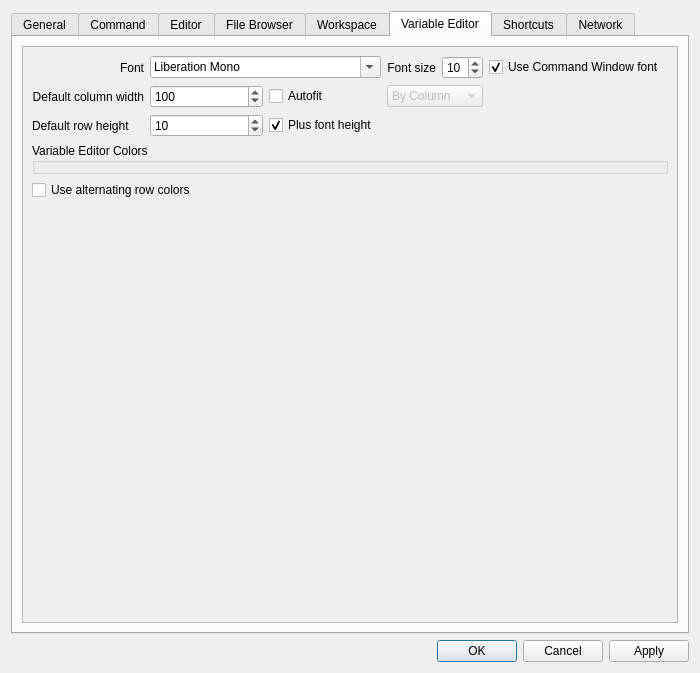
This is libgui/src/settings-dialog.ui in ctaggart/octave as Qt 5 draws it before an edit. The edited form follows.
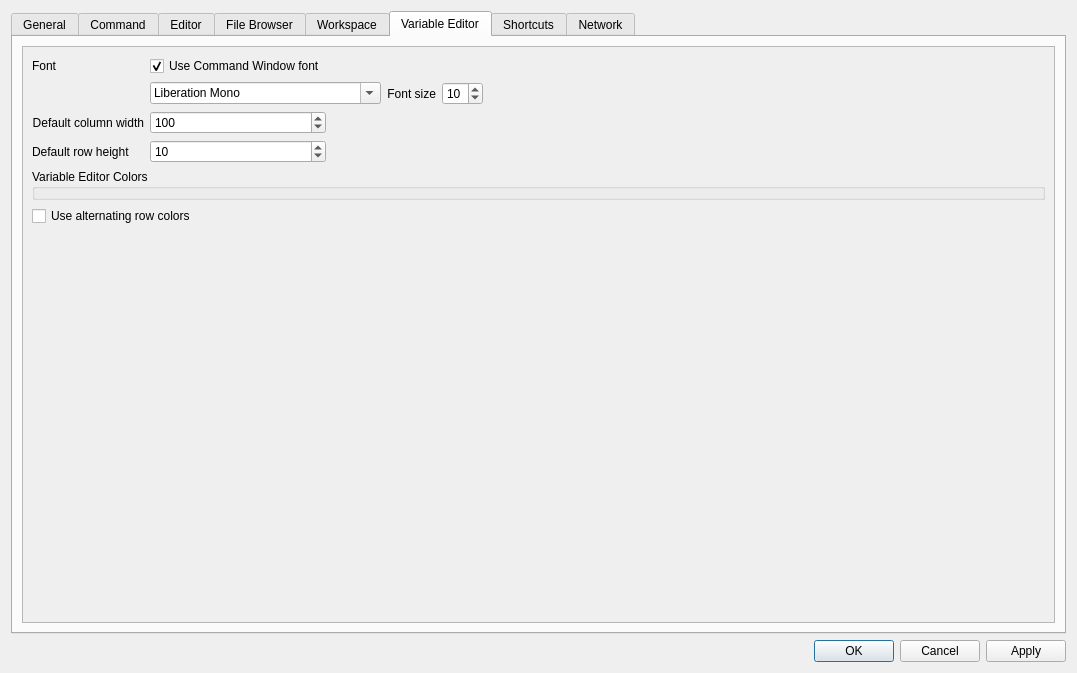
This is the edited form. The open tabs and pages were chosen to show the change.

Commit message:
remove unused autofit preferences for variable editor from settings dialog
* settings-dialog.cc (settings_dialog, write_changed_settings): removed
  preferences for column and row autofit in varaible editor which are not
  used anymore

* settings-dialog.ui: removed ui elements related to variable editor
  autofit preferences

The edit to the form file:
```diff
--- a/libgui/src/settings-dialog.ui
+++ b/libgui/src/settings-dialog.ui
@@ -9,7 +9,7 @@
    <rect>
     <x>0</x>
     <y>0</y>
-    <width>700</width>
+    <width>1077</width>
     <height>673</height>
    </rect>
   </property>
@@ -2439,8 +2439,8 @@
            <rect>
             <x>0</x>
             <y>0</y>
-            <width>658</width>
-            <height>576</height>
+            <width>1035</width>
+            <height>569</height>
            </rect>
           </property>
           <layout class="QVBoxLayout" name="verticalLayout_vesc_manual">
@@ -2456,7 +2456,7 @@
             <layout class="QVBoxLayout" name="verticalLayout_ve">
              <item>
               <layout class="QGridLayout" name="gridLayout_ve">
-               <item row="0" column="3">
+               <item row="1" column="3">
                 <widget class="QLabel" name="label_26">
                  <property name="text">
                   <string>Font size</string>
@@ -2466,34 +2466,14 @@
                  </property>
                 </widget>
                </item>
-               <item row="2" column="2" colspan="2">
-                <widget class="QCheckBox" name="varedit_rowAutofit">
-                 <property name="text">
-                  <string>Plus font height</string>
-                 </property>
-                 <property name="checked">
-                  <bool>true</bool>
-                 </property>
-                </widget>
-               </item>
-               <item row="2" column="0">
+               <item row="4" column="0">
                 <widget class="QLabel" name="label_27">
                  <property name="text">
                   <string>Default row height</string>
                  </property>
                 </widget>
                </item>
-               <item row="0" column="0">
-                <widget class="QLabel" name="label_25">
-                 <property name="text">
-                  <string>Font</string>
-                 </property>
-                 <property name="alignment">
-                  <set>Qt::AlignRight|Qt::AlignTrailing|Qt::AlignVCenter</set>
-                 </property>
-                </widget>
-               </item>
-               <item row="1" column="0">
+               <item row="3" column="0">
                 <widget class="QLabel" name="label_ve_colwidth">
                  <property name="text">
                   <string>Default column width</string>
@@ -2503,24 +2483,14 @@
                  </property>
                 </widget>
                </item>
-               <item row="0" column="5">
-                <widget class="QCheckBox" name="varedit_useTerminalFont">
-                 <property name="text">
-                  <string>Use Command Window font</string>
-                 </property>
-                 <property name="checked">
-                  <bool>true</bool>
-                 </property>
-                </widget>
-               </item>
-               <item row="0" column="4">
+               <item row="1" column="4">
                 <widget class="QSpinBox" name="varedit_fontSize">
                  <property name="value">
                   <number>10</number>
                  </property>
                 </widget>
                </item>
-               <item row="0" column="1" colspan="2">
+               <item row="1" column="1" colspan="2">
                 <widget class="QFontComboBox" name="varedit_font">
                  <property name="currentFont">
                   <font>
@@ -2529,34 +2499,7 @@
                  </property>
                 </widget>
                </item>
-               <item row="1" column="2">
-                <widget class="QCheckBox" name="varedit_autoFitColumnWidth">
-                 <property name="text">
-                  <string>Autofit</string>
-                 </property>
-                </widget>
-               </item>
-               <item row="1" column="3" colspan="2">
-                <widget class="QComboBox" name="varedit_autofitType">
-                 <property name="enabled">
-                  <bool>false</bool>
-                 </property>
-                 <property name="currentIndex">
-                  <number>0</number>
-                 </property>
-                 <item>
-                  <property name="text">
-                   <string>By Column</string>
-                  </property>
-                 </item>
-                 <item>
-                  <property name="text">
-                   <string>Uniform</string>
-                  </property>
-                 </item>
-                </widget>
-               </item>
-               <item row="2" column="6">
+               <item row="4" column="6">
                 <spacer name="horizontalSpacer_ve">
                  <property name="orientation">
                   <enum>Qt::Horizontal</enum>
@@ -2569,14 +2512,14 @@
                  </property>
                 </spacer>
                </item>
-               <item row="2" column="1">
+               <item row="4" column="1">
                 <widget class="QSpinBox" name="varedit_rowHeight">
                  <property name="value">
                   <number>10</number>
                  </property>
                 </widget>
                </item>
-               <item row="1" column="1">
+               <item row="3" column="1">
                 <widget class="QSpinBox" name="varedit_columnWidth">
                  <property name="maximum">
                   <number>500</number>
@@ -2586,6 +2529,26 @@
                  </property>
                 </widget>
                </item>
+               <item row="0" column="1">
+                <widget class="QCheckBox" name="varedit_useTerminalFont">
+                 <property name="text">
+                  <string>Use Command Window font</string>
+                 </property>
+                 <property name="checked">
+                  <bool>true</bool>
+                 </property>
+                </widget>
+               </item>
+               <item row="0" column="0">
+                <widget class="QLabel" name="label_25">
+                 <property name="text">
+                  <string>Font</string>
+                 </property>
+                 <property name="alignment">
+                  <set>Qt::AlignLeading|Qt::AlignLeft|Qt::AlignVCenter</set>
+                 </property>
+                </widget>
+               </item>
               </layout>
              </item>
              <item>
```
Left out of the diff: 46 changed lines with no effect on the pictures. The commit also changes 1 other file.
